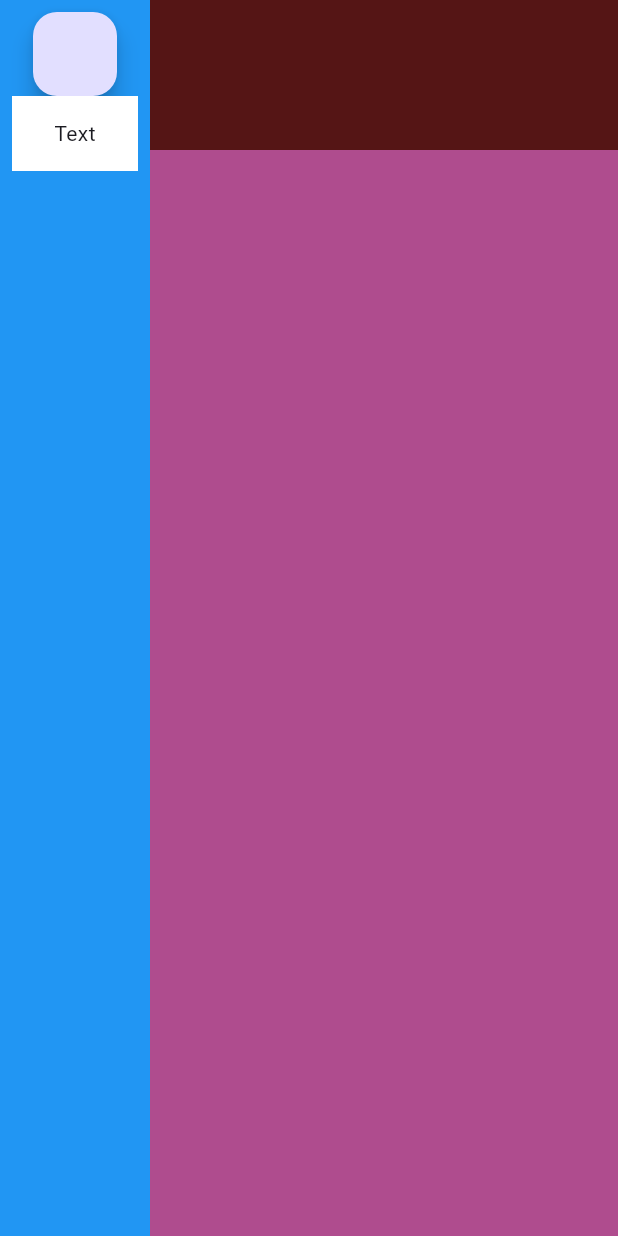
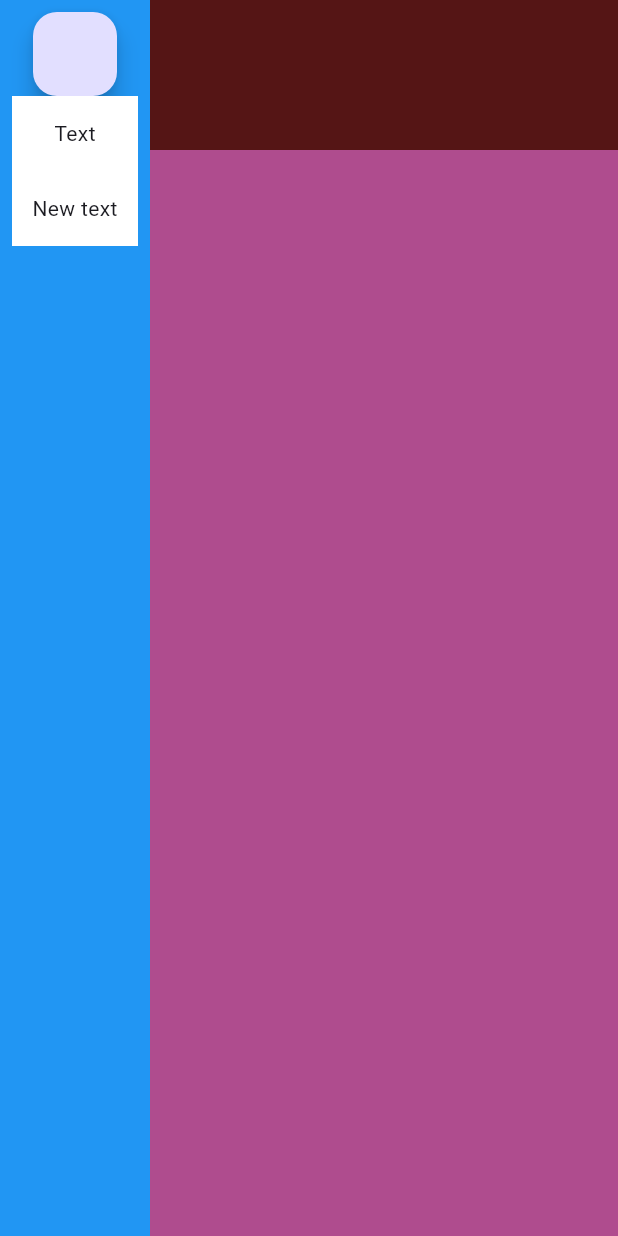
Before and after one commit to GeorgProfi/gen_landings, a Flutter app: the screen it shows after launch, on a phone screen of 412 x 824 dp. Run offline on Flutter 3.47's test engine with Material 3 defaults, Android fonts, the phone set to English and light mode, and no system bars.

Commit message:
Apply widgets to main window

```diff
--- a/lib/main.dart
+++ b/lib/main.dart
@@ -31,7 +31,7 @@
 }
 
 class _MyHomePageState extends State<MyHomePage> {
-  List<Widget> header = [];
+  Widget? choiceWidget;
   bool headerVisible = true;
   pressButt() {
     print('press');
@@ -42,9 +42,9 @@
 
   @override
   Widget build(BuildContext context) {
-    addToHeader(widgetToAdd) {
+    setWidget(widgetToAdd) {
       setState(() {
-        header.add(widgetToAdd);
+        choiceWidget = widgetToAdd;
       });
     }
 
@@ -83,6 +83,7 @@
               Expanded(
                 child: Container(
                   color: const Color.fromARGB(255, 175, 76, 142),
+                  child: Center(child: choiceWidget),
                 ),
               ),
             ],
@@ -103,12 +104,38 @@
                         FloatingActionButton(
                           onPressed: pressButt,
                         ),
-                        Container(
-                          width: 100,
-                          height: 50,
-                          color: Colors.white,
-                          child: const Center(child: Text('Text')),
+                        InkWell(
+                          onTap: () {
+                            setWidget(Container(
+                              width: 100,
+                              height: 50,
+                              color: Colors.white,
+                              child: const Center(child: Text('Text')),
+                            ));
+                          },
+                          child: Container(
+                            width: 100,
+                            height: 50,
+                            color: Colors.white,
+                            child: const Center(child: Text('Text')),
+                          ),
                         ),
+                        InkWell(
+                          onTap: () {
+                            setWidget(Container(
+                              width: 100,
+                              height: 50,
+                              color: Colors.white,
+                              child: const Center(child: Text('New text')),
+                            ));
+                          },
+                          child: Container(
+                            width: 100,
+                            height: 50,
+                            color: Colors.white,
+                            child: const Center(child: Text('New text')),
+                          ),
+                        )
                       ],
                     ),
                   ),
```
